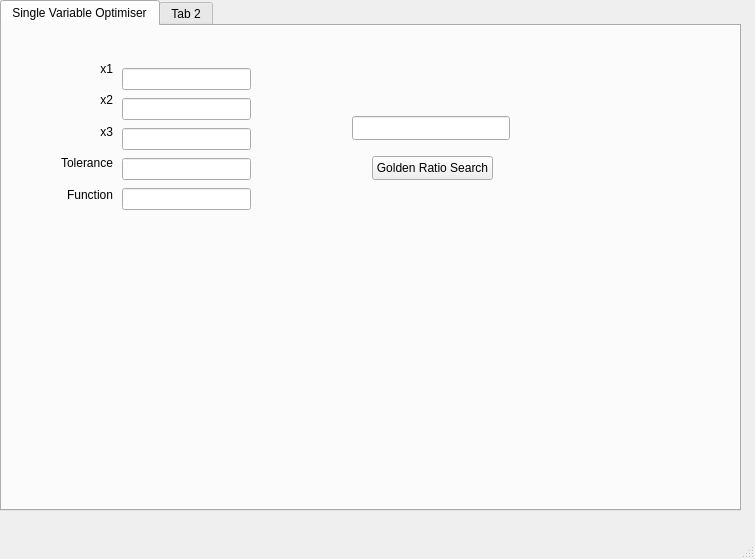
The window that mainwindow.ui (MaxGiuP/General_Function_Minimiser) describes before a commit, drawn with Qt 5.
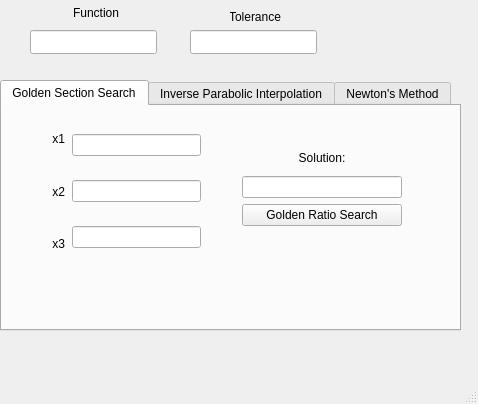
The same window after the commit.

Commit message: Fixed Parenthesis handling

What changed in the file:
```diff
--- a/mainwindow.ui
+++ b/mainwindow.ui
@@ -6,8 +6,8 @@
    <rect>
     <x>0</x>
     <y>0</y>
-    <width>755</width>
-    <height>559</height>
+    <width>478</width>
+    <height>404</height>
    </rect>
   </property>
   <property name="windowTitle">
@@ -18,20 +18,29 @@
     <property name="geometry">
      <rect>
       <x>0</x>
-      <y>0</y>
-      <width>741</width>
-      <height>511</height>
+      <y>80</y>
+      <width>461</width>
+      <height>251</height>
      </rect>
     </property>
+    <property name="sizePolicy">
+     <sizepolicy hsizetype="Fixed" vsizetype="Fixed">
+      <horstretch>0</horstretch>
+      <verstretch>0</verstretch>
+     </sizepolicy>
+    </property>
+    <property name="currentIndex">
+     <number>0</number>
+    </property>
     <widget class="QWidget" name="tab">
      <attribute name="title">
-      <string>Single Variable Optimiser</string>
+      <string>Golden Section Search</string>
      </attribute>
      <widget class="QWidget" name="verticalLayoutWidget">
       <property name="geometry">
        <rect>
-        <x>120</x>
-        <y>40</y>
+        <x>70</x>
+        <y>10</y>
         <width>129</width>
         <height>151</height>
        </rect>
@@ -46,30 +55,14 @@
        <item>
         <widget class="QLineEdit" name="lEx3"/>
        </item>
-       <item>
-        <widget class="QLineEdit" name="leTol"/>
-       </item>
-       <item>
-        <widget class="QLineEdit" name="leFunc"/>
-       </item>
       </layout>
      </widget>
-     <widget class="QLineEdit" name="lEx4">
-      <property name="geometry">
-       <rect>
-        <x>350</x>
-        <y>90</y>
-        <width>158</width>
-        <height>24</height>
-       </rect>
-      </property>
-     </widget>
      <widget class="QWidget" name="verticalLayoutWidget_2">
       <property name="geometry">
        <rect>
-        <x>40</x>
-        <y>30</y>
-        <width>71</width>
+        <x>10</x>
+        <y>10</y>
+        <width>53</width>
         <height>151</height>
        </rect>
       </property>
@@ -113,47 +106,103 @@
          </property>
         </widget>
        </item>
-       <item>
-        <widget class="QLabel" name="label_3">
-         <property name="text">
-          <string>Tolerance</string>
-         </property>
-         <property name="alignment">
-          <set>Qt::AlignmentFlag::AlignRight|Qt::AlignmentFlag::AlignTrailing|Qt::AlignmentFlag::AlignVCenter</set>
-         </property>
-        </widget>
-       </item>
-       <item>
-        <widget class="QLabel" name="label_8">
-         <property name="text">
-          <string>Function</string>
-         </property>
-         <property name="alignment">
-          <set>Qt::AlignmentFlag::AlignRight|Qt::AlignmentFlag::AlignTrailing|Qt::AlignmentFlag::AlignVCenter</set>
-         </property>
-        </widget>
-       </item>
       </layout>
      </widget>
-     <widget class="QPushButton" name="pBGRCalc">
+     <widget class="QWidget" name="verticalLayoutWidget_5">
       <property name="geometry">
        <rect>
-        <x>370</x>
-        <y>130</y>
-        <width>121</width>
-        <height>24</height>
+        <x>240</x>
+        <y>40</y>
+        <width>160</width>
+        <height>80</height>
        </rect>
       </property>
-      <property name="text">
-       <string>Golden Ratio Search</string>
-      </property>
+      <layout class="QVBoxLayout" name="verticalLayout_5">
+       <item>
+        <widget class="QLabel" name="label_9">
+         <property name="text">
+          <string>Solution:</string>
+         </property>
+         <property name="alignment">
+          <set>Qt::AlignmentFlag::AlignCenter</set>
+         </property>
+        </widget>
+       </item>
+       <item>
+        <widget class="QLineEdit" name="leSol"/>
+       </item>
+       <item>
+        <widget class="QPushButton" name="pBGRCalc">
+         <property name="text">
+          <string>Golden Ratio Search</string>
+         </property>
+        </widget>
+       </item>
+      </layout>
      </widget>
     </widget>
     <widget class="QWidget" name="tab_2">
      <attribute name="title">
-      <string>Tab 2</string>
+      <string>Inverse Parabolic Interpolation</string>
      </attribute>
     </widget>
+    <widget class="QWidget" name="tab_7">
+     <attribute name="title">
+      <string>Newton's Method</string>
+     </attribute>
+    </widget>
+   </widget>
+   <widget class="QLineEdit" name="leFunc">
+    <property name="geometry">
+     <rect>
+      <x>30</x>
+      <y>30</y>
+      <width>127</width>
+      <height>24</height>
+     </rect>
+    </property>
+   </widget>
+   <widget class="QLabel" name="label_8">
+    <property name="geometry">
+     <rect>
+      <x>70</x>
+      <y>0</y>
+      <width>49</width>
+      <height>25</height>
+     </rect>
+    </property>
+    <property name="text">
+     <string>Function</string>
+    </property>
+    <property name="alignment">
+     <set>Qt::AlignmentFlag::AlignRight|Qt::AlignmentFlag::AlignTrailing|Qt::AlignmentFlag::AlignVCenter</set>
+    </property>
+   </widget>
+   <widget class="QLineEdit" name="leTol">
+    <property name="geometry">
+     <rect>
+      <x>190</x>
+      <y>30</y>
+      <width>127</width>
+      <height>24</height>
+     </rect>
+    </property>
+   </widget>
+   <widget class="QLabel" name="label_3">
+    <property name="geometry">
+     <rect>
+      <x>230</x>
+      <y>0</y>
+      <width>51</width>
+      <height>33</height>
+     </rect>
+    </property>
+    <property name="text">
+     <string>Tolerance</string>
+    </property>
+    <property name="alignment">
+     <set>Qt::AlignmentFlag::AlignRight|Qt::AlignmentFlag::AlignTrailing|Qt::AlignmentFlag::AlignVCenter</set>
+    </property>
    </widget>
   </widget>
   <widget class="QStatusBar" name="statusbar"/>
```
Left out of the diff: 2 changed lines with no effect on the pictures. The commit also changes 1 other file.
